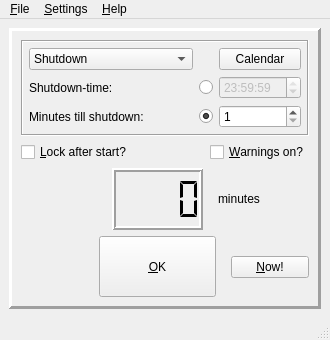
Before: the Qt Designer form qshutdown/src/ui/gui.ui in hakaishi/shutdown-qapps, drawn with Qt 5.
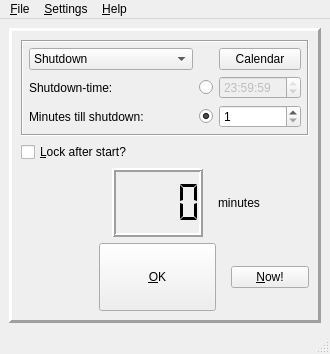
After: the same form once the commit is applied. Icons and pictures are not drawn.

Commit message: fix compiler warnings; make qshutdown warning setting more obvious

Patch:
```diff
--- a/qshutdown/src/ui/gui.ui
+++ b/qshutdown/src/ui/gui.ui
@@ -7,7 +7,7 @@
     <x>0</x>
     <y>0</y>
     <width>330</width>
-    <height>340</height>
+    <height>354</height>
    </rect>
   </property>
   <property name="windowTitle">
@@ -246,28 +246,6 @@
            </property>
           </widget>
          </item>
-         <item row="0" column="1">
-          <widget class="QCheckBox" name="warnings">
-           <property name="sizePolicy">
-            <sizepolicy hsizetype="Minimum" vsizetype="Minimum">
-             <horstretch>0</horstretch>
-             <verstretch>0</verstretch>
-            </sizepolicy>
-           </property>
-           <property name="minimumSize">
-            <size>
-             <width>1</width>
-             <height>1</height>
-            </size>
-           </property>
-           <property name="toolTip">
-            <string>Turns on/off all warnings</string>
-           </property>
-           <property name="text">
-            <string>&amp;Warnings on?</string>
-           </property>
-          </widget>
-         </item>
         </layout>
        </item>
        <item row="2" column="0" colspan="2">
```
Left out of the diff: 3 changed lines with no effect on the pictures. The commit also changes 9 other files.
